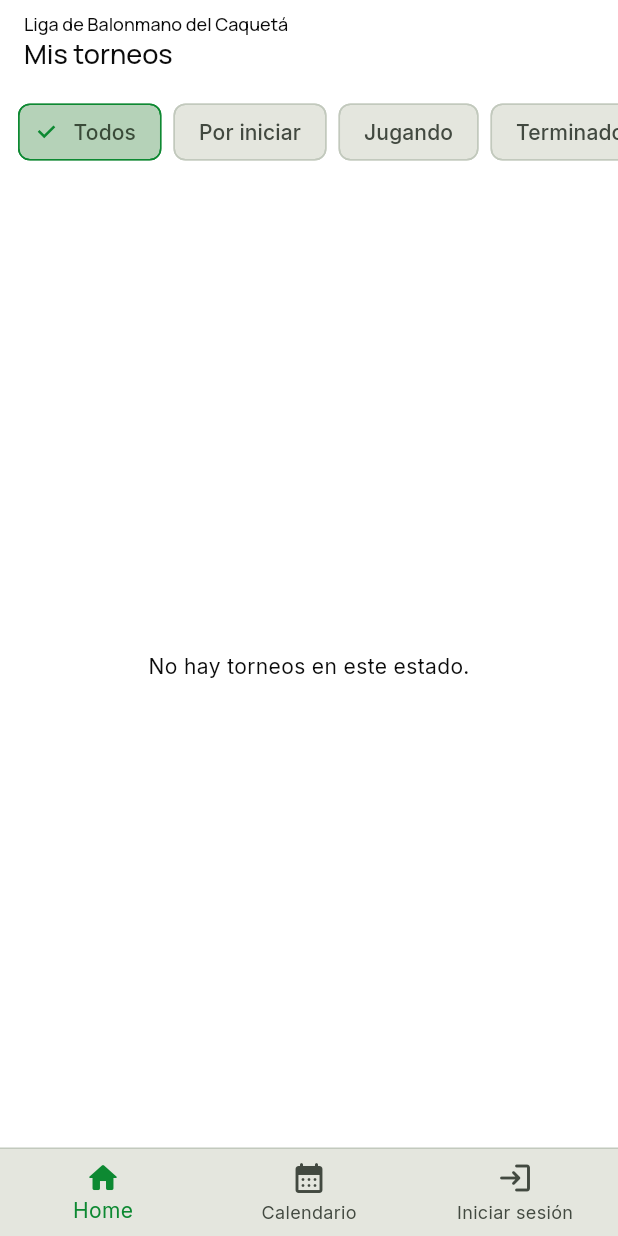
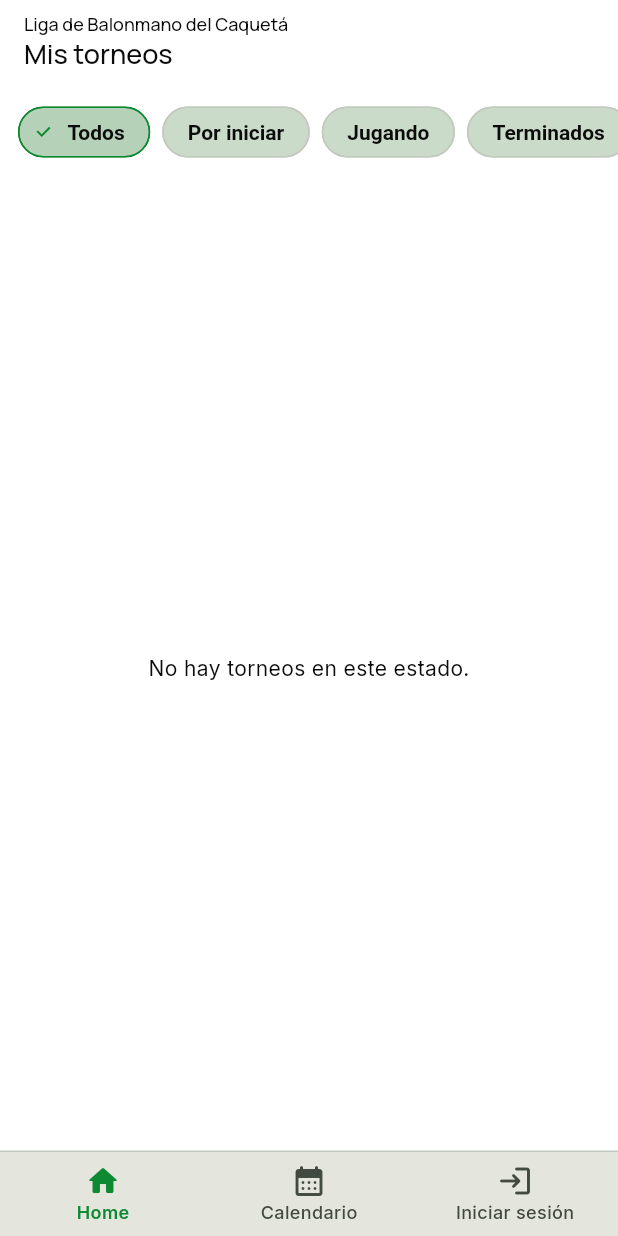
Before and after one commit to tatiana1104/handplay_demo, a Flutter app: the screen it shows after launch, on a phone screen of 412 x 824 dp. Run offline on Flutter 3.47's test engine with Material 3 defaults, Android fonts, the phone set to English and light mode, and no system bars; our stand-ins replace cloud_firestore, dartz, equatable, firebase_auth, firebase_core, firebase_messaging and 5 more; accounts and stored records are empty.

Commit message:
Polish global Flutter visual system

```diff
--- a/lib/core/theme/app_theme.dart
+++ b/lib/core/theme/app_theme.dart
@@ -105,8 +105,10 @@ class AppTheme {
       cardTheme: CardThemeData(
         color: surface,
         elevation: 0,
+        margin: const EdgeInsets.symmetric(horizontal: 16, vertical: 6),
         shape: RoundedRectangleBorder(
-          borderRadius: BorderRadius.circular(12),
+          borderRadius: BorderRadius.circular(14),
+          side: BorderSide(color: border.withValues(alpha: 0.8)),
         ),
       ),
 
@@ -117,12 +119,30 @@ class AppTheme {
       inputDecorationTheme: InputDecorationTheme(
         filled: true,
         fillColor: surface,
+        contentPadding: const EdgeInsets.symmetric(horizontal: 16, vertical: 15),
+        labelStyle: TextStyle(color: secondaryText),
+        hintStyle: TextStyle(color: secondaryText),
         border: OutlineInputBorder(
           borderRadius: BorderRadius.circular(8),
           borderSide: BorderSide(color: border, width: 0.5),
         ),
       ),
 
+      // Botones principales y secundarios comparten radios y jerarquía visual.
+      outlinedButtonTheme: OutlinedButtonThemeData(
+        style: OutlinedButton.styleFrom(
+          foregroundColor: brand,
+          side: BorderSide(color: brand.withValues(alpha: 0.65)),
+          shape: RoundedRectangleBorder(borderRadius: BorderRadius.circular(8)),
+          padding: const EdgeInsets.symmetric(horizontal: 16, vertical: 13),
+        ),
+      ),
+      textButtonTheme: TextButtonThemeData(
+        style: TextButton.styleFrom(
+          foregroundColor: brand,
+          shape: RoundedRectangleBorder(borderRadius: BorderRadius.circular(8)),
+        ),
+      ),
       // Botones principales (ElevatedButton): fondo verde de marca.
       // El color del TEXTO cambia según el tema porque verde oscuro
       // (`brandDark`, tema oscuro) necesita texto oscuro encima para
@@ -140,6 +160,17 @@ class AppTheme {
         ),
       ),
 
+      dividerTheme: DividerThemeData(
+        color: border,
+        thickness: 1,
+        space: 1,
+      ),
+      chipTheme: ChipThemeData(
+        backgroundColor: brightness == Brightness.dark ? AppColors.darkBrandSoft : AppColors.lightBrandSoft,
+        side: BorderSide.none,
+        shape: RoundedRectangleBorder(borderRadius: BorderRadius.circular(20)),
+        labelStyle: TextStyle(color: onSurface, fontWeight: FontWeight.w600),
+      ),
       useMaterial3: true,
     );
   }
--- a/lib/features/matches/presentation/widgets/match_status_label.dart
+++ b/lib/features/matches/presentation/widgets/match_status_label.dart
@@ -1,4 +1,6 @@
 import 'package:flutter/material.dart';
+
+import '../../../../core/theme/app_colors.dart';
 
 class MatchStatusLabel extends StatelessWidget {
   const MatchStatusLabel({super.key, required this.status});
@@ -13,11 +15,12 @@ class MatchStatusLabel extends StatelessWidget {
         : normalized == 'finished' || normalized == 'finalizado'
             ? 'Finalizado'
             : 'Por iniciar';
+    final colorScheme = Theme.of(context).colorScheme;
     final color = label == 'Jugando'
-        ? Colors.orange.shade700
+        ? AppColors.brandDark
         : label == 'Finalizado'
-            ? Colors.blueGrey
-            : Colors.green.shade700;
+            ? colorScheme.onSurfaceVariant
+            : (Theme.of(context).brightness == Brightness.dark ? AppColors.amberDark : AppColors.amberLight);
 
     return Container(
       width: double.infinity,
--- a/lib/shared/widgets/app_bottom_navigation_bar.dart
+++ b/lib/shared/widgets/app_bottom_navigation_bar.dart
@@ -84,6 +84,8 @@ class AppBottomNavigationBar extends StatelessWidget {
           unselectedItemColor: colorScheme.onSurfaceVariant,
           backgroundColor: colorScheme.surface, // Color de fondo de la barra de navegación inferior según el tema actual
           elevation: 0, // Elevación de la barra de navegación inferior (0 = sin sombra)
+          selectedLabelStyle: const TextStyle(fontSize: 12, fontWeight: FontWeight.w600),
+          unselectedLabelStyle: const TextStyle(fontSize: 12, fontWeight: FontWeight.w500),
           // La navegación pública no expone Perfil; después del login se
           // reemplaza el acceso de sesión por Perfil.
           items: hasAuthenticatedSession
```
